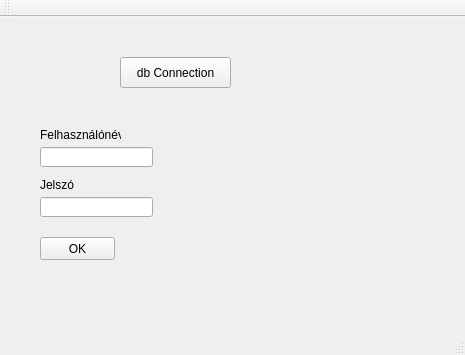
This is qtserver/mainwindow.ui in p-anna9603/fancy_nev as Qt 5 draws it before an edit. The edited form follows.
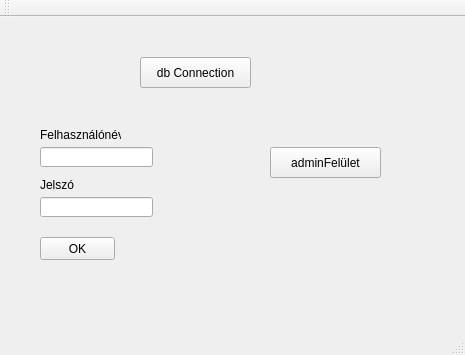
This is the edited form.

Commit message:
AdminFelulet class létrehozva
WIP

```diff
--- a/qtserver/mainwindow.ui
+++ b/qtserver/mainwindow.ui
@@ -17,7 +17,7 @@
    <widget class="QPushButton" name="pushButton">
     <property name="geometry">
      <rect>
-      <x>120</x>
+      <x>140</x>
       <y>40</y>
       <width>111</width>
       <height>31</height>
@@ -86,6 +86,19 @@
      <string>Jelszó</string>
     </property>
    </widget>
+   <widget class="QPushButton" name="adminFormButton">
+    <property name="geometry">
+     <rect>
+      <x>270</x>
+      <y>130</y>
+      <width>111</width>
+      <height>31</height>
+     </rect>
+    </property>
+    <property name="text">
+     <string>adminFelület</string>
+    </property>
+   </widget>
   </widget>
   <widget class="QMenuBar" name="menuBar">
    <property name="geometry">
```
The commit also changes 11 other files.
